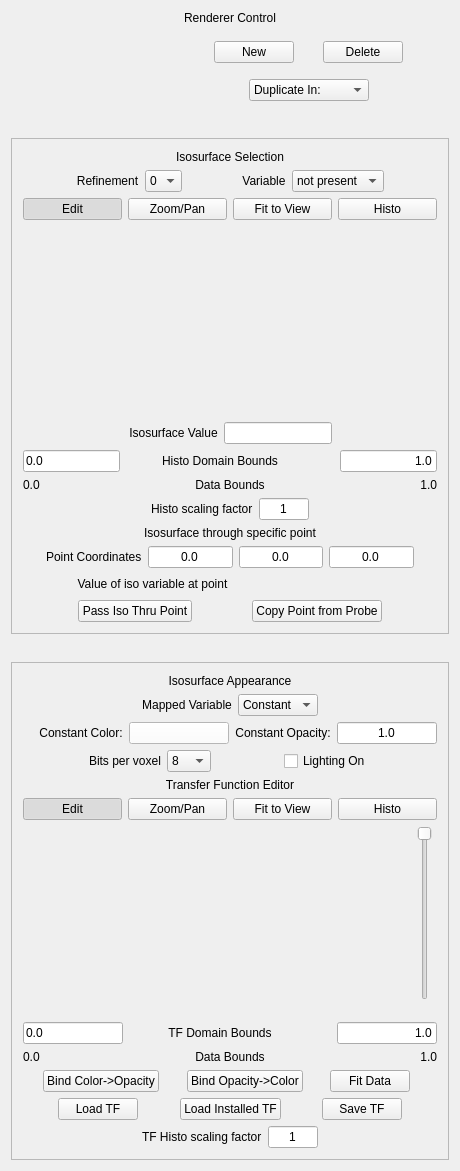
First picture: the form in apps/vaporgui/guis/ui/isotab.ui, repository yyr/vapor, before the edit.
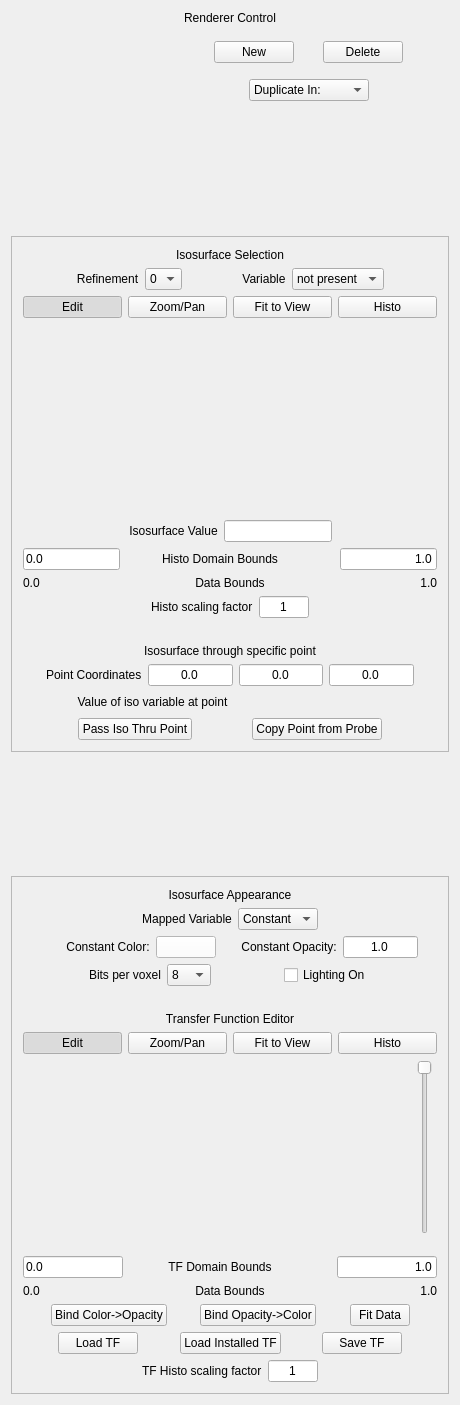
Second picture: the form after the edit. Custom widgets are drawn as their Qt base class.

What changed in the file:
```diff
--- a/apps/vaporgui/guis/ui/isotab.ui
+++ b/apps/vaporgui/guis/ui/isotab.ui
@@ -7,7 +7,7 @@
     <x>0</x>
     <y>0</y>
     <width>460</width>
-    <height>1171</height>
+    <height>1405</height>
    </rect>
   </property>
   <property name="sizePolicy">
@@ -1333,10 +1333,16 @@
              <widget class="QPushButton" name="constantColorButton">
               <property name="minimumSize">
                <size>
-                <width>100</width>
+                <width>60</width>
                 <height>0</height>
                </size>
               </property>
+              <property name="maximumSize">
+               <size>
+                <width>75</width>
+                <height>16777215</height>
+               </size>
+              </property>
               <property name="palette">
                <palette>
                 <active>
@@ -1799,10 +1805,16 @@
              <widget class="QLineEdit" name="constantOpacityEdit">
               <property name="minimumSize">
                <size>
-                <width>100</width>
+                <width>60</width>
                 <height>0</height>
                </size>
               </property>
+              <property name="maximumSize">
+               <size>
+                <width>75</width>
+                <height>16777215</height>
+               </size>
+              </property>
               <property name="toolTip">
                <string>Specify opacity value of the isosurface</string>
               </property>
@@ -2425,6 +2437,12 @@
             </item>
             <item>
              <widget class="QPushButton" name="fitDataButton">
+              <property name="maximumSize">
+               <size>
+                <width>60</width>
+                <height>16777215</height>
+               </size>
+              </property>
               <property name="toolTip">
                <string>Fit TF domain bounds to data bounds</string>
               </property>
```
